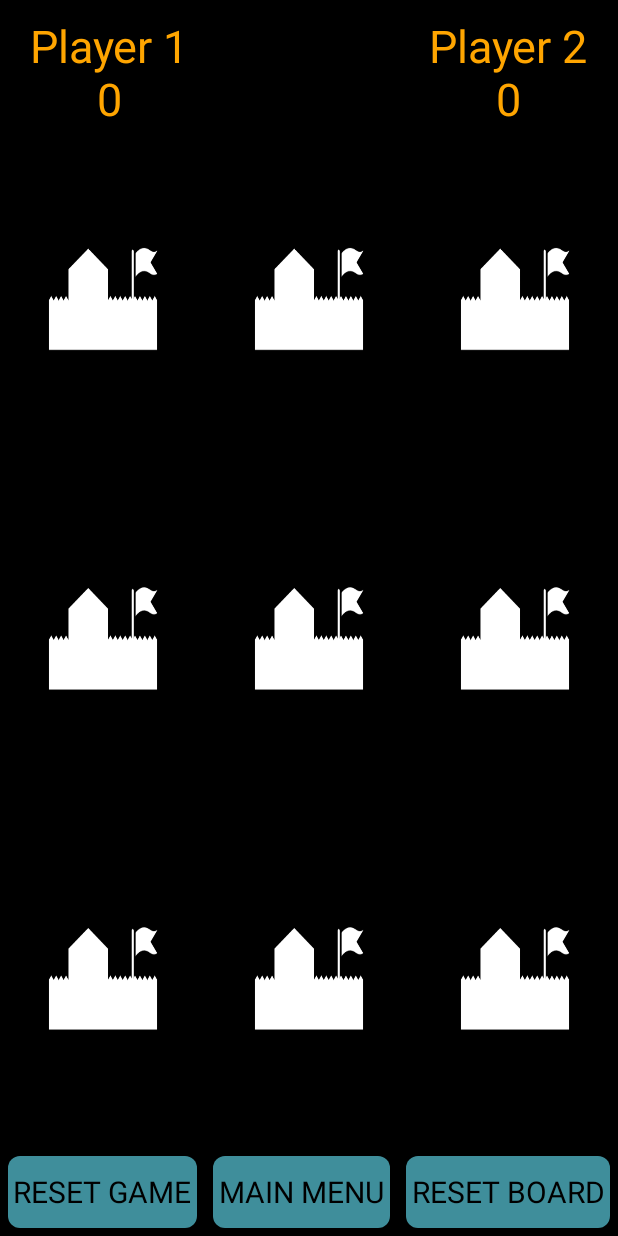
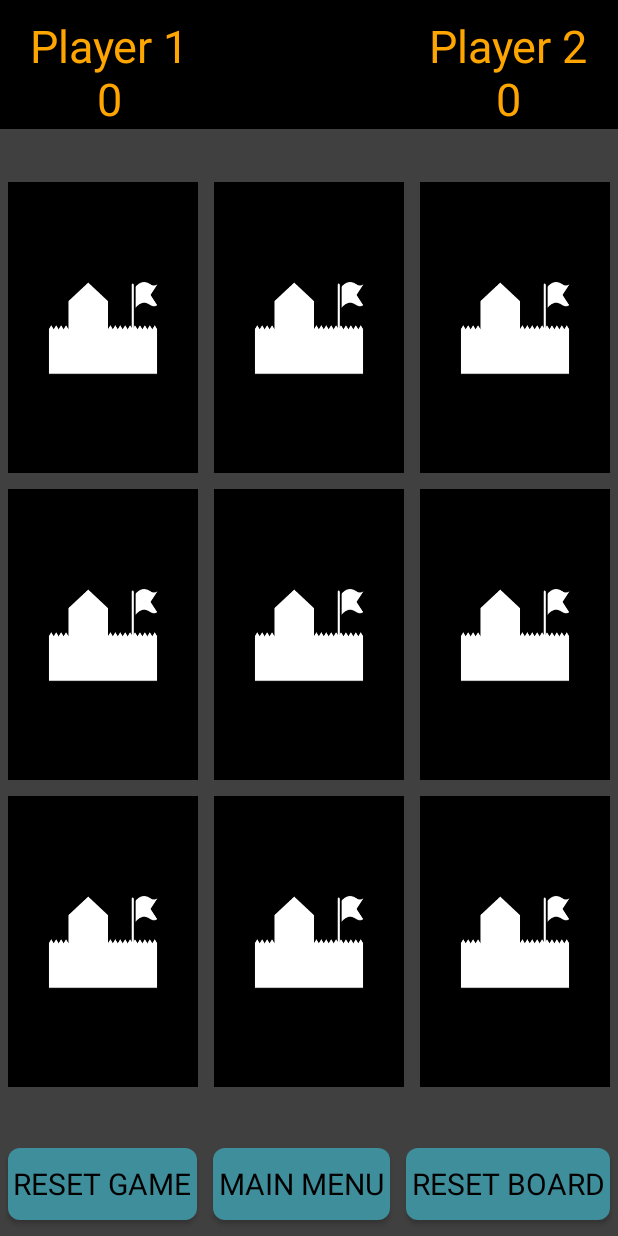
Before and after one commit to Vladeas/TicTacToe_V7, an Android app: the GameActivity screen opened directly, with no data from a screen before it, on a phone screen of 412 x 824 dp. Run offline under Robolectric (Android 15) with nearby library versions, the phone set to English and light mode, and no system bars.

Commit message:
0.0.4
more G.A.

```diff
--- a/app/src/main/java/com/example/tictactoe_v7/GameActivity.java
+++ b/app/src/main/java/com/example/tictactoe_v7/GameActivity.java
@@ -1,14 +1,77 @@
 package com.example.tictactoe_v7;
 
+import androidx.annotation.NonNull;
 import androidx.appcompat.app.AppCompatActivity;
 
+import android.content.pm.ActivityInfo;
+import android.graphics.Color;
+import android.graphics.Typeface;
 import android.os.Bundle;
+import android.view.View;
+import android.widget.Button;
+import android.widget.ImageButton;
+import android.widget.RelativeLayout;
+import android.widget.TextView;
+import android.widget.Toast;
 
-public class GameActivity extends AppCompatActivity {
+import static java.lang.Double.*;
 
+
+
+public class GameActivity extends AppCompatActivity implements View.OnClickListener {
+
+    private int boardLength = 3;
+    private int moveCount, roundCountPlayerOne, roundCountPlayerTwo, playerOnePoints, playerTwoPoints;
+    private boolean playerOneTurn = true;
+    private TextView textViewPlayerOne;
+    private TextView textViewPlayerTwo;
+    private ImageButton[][] imageButtons = new ImageButton[boardLength][boardLength];
+    boolean popUpVisible = false;
+
+    /*
+        - initialize the Used Views (by Id)
+        - set on clickListener for each ImageButton(From which the board is composed)
+        - set on clickListener for the two[2] reset Buttons(From which the board is composed)
+     */
     @Override
     protected void onCreate(Bundle savedInstanceState) {
         super.onCreate(savedInstanceState);
         setContentView(R.layout.activity_game);
+        this.setRequestedOrientation(ActivityInfo.SCREEN_ORIENTATION_PORTRAIT);
+
+
+
+        textViewPlayerOne = findViewById(R.id.textViewPlayerOne);
+        textViewPlayerTwo = findViewById(R.id.textViewPlayerTwo);
+
+        configureButtons();
+
     }
+
+    private void configureButtons(){
+        Button buttonMainMenu = findViewById(R.id.buttonMainMenu);
+        Button buttonResetGame = findViewById(R.id.buttonResetGame);
+        Button buttonResetBoard = findViewById(R.id.buttonResetBoard);
+
+        buttonMainMenu.setOnClickListener(this);
+        buttonResetGame.setOnClickListener(this);
+        buttonResetBoard.setOnClickListener(this);
+    }
+
+    @Override
+    public void onClick(View v){
+        switch (v.getId()){
+            case R.id.buttonMainMenu:
+                finish();
+                break;
+            case R.id.buttonResetGame:
+                break;
+            case R.id.buttonResetBoard:
+                break;
+            default:
+                break;
+        }
+    }
+
+
 }
--- a/app/src/main/res/layout/activity_game.xml
+++ b/app/src/main/res/layout/activity_game.xml
@@ -7,16 +7,17 @@
     tools:context=".GameActivity">
 
     <LinearLayout
+        style="@style/LinearLayoutGameBoard"
         android:layout_width="match_parent"
         android:layout_height="match_parent"
-        android:orientation="vertical"
-        android:background="@color/colorBlack">
+        android:orientation="vertical">
 
 
 
         <RelativeLayout
             android:layout_width="match_parent"
             android:layout_height="wrap_content"
+            android:layout_marginBottom="30dp"
             android:background="@color/colorBlack">
 
             <TextView
@@ -30,8 +31,6 @@
                 android:textColor="@color/colorOrange"
                 android:textAlignment="center"
                 android:freezesText="true"/>
-
-
 
             <TextView
                 android:id="@+id/textViewPlayerTwo"
@@ -48,155 +47,119 @@
         </RelativeLayout>
 
         <LinearLayout
+            style="@style/LinearLayoutGameBoard"
             android:layout_width="match_parent"
             android:layout_height="0dp"
-            android:layout_weight="1"
-            android:background="@color/colorBlack">
+            android:layout_weight="1">
 
             <ImageButton
+                style="@style/ImageButtonGameStyle"
                 android:id="@+id/imageButton00"
-                android:tag=""
                 android:layout_width="0dp"
                 android:layout_height="match_parent"
-                android:layout_weight="1"
-                android:scaleType="centerInside"
-                android:layout_margin="5dp"
-                android:freezesText="true"
-                android:adjustViewBounds="true"
-                android:background="@drawable/fort_512px_white"/>
+                android:layout_weight="1"/>
 
             <ImageButton
+                style="@style/ImageButtonGameStyle"
                 android:id="@+id/imageButton01"
-                android:tag=""
                 android:layout_width="0dp"
                 android:layout_height="match_parent"
-                android:layout_weight="1"
-                android:scaleType="centerInside"
-                android:layout_margin="5dp"
-                android:freezesText="true"
-                android:background="@drawable/fort_512px_white"/>
+                android:layout_weight="1"/>
 
             <ImageButton
+                style="@style/ImageButtonGameStyle"
                 android:id="@+id/imageButton02"
-                android:tag=""
                 android:layout_width="0dp"
                 android:layout_height="match_parent"
-                android:layout_weight="1"
-                android:scaleType="centerInside"
-                android:layout_margin="5dp"
-                android:freezesText="true"
-                android:background="@drawable/fort_512px_white"/>
+                android:layout_weight="1"/>
         </LinearLayout>
 
         <LinearLayout
+            style="@style/LinearLayoutGameBoard"
             android:layout_width="match_parent"
             android:layout_height="0dp"
-            android:layout_weight="1"
-            android:background="@color/colorBlack">
+            android:layout_weight="1">
 
             <ImageButton
+                style="@style/ImageButtonGameStyle"
                 android:id="@+id/imageButton10"
-                android:tag=""
                 android:layout_width="0dp"
                 android:layout_height="match_parent"
-                android:layout_weight="1"
-                android:scaleType="centerInside"
-                android:layout_margin="5dp"
-                android:freezesText="true"
-                android:background="@drawable/fort_512px_white"/>
+                android:layout_weight="1"/>
 
             <ImageButton
+                style="@style/ImageButtonGameStyle"
                 android:id="@+id/imageButton11"
-                android:tag=""
                 android:layout_width="0dp"
                 android:layout_height="match_parent"
-                android:layout_weight="1"
-                android:scaleType="centerInside"
-                android:layout_margin="5dp"
-                android:freezesText="true"
-                android:background="@drawable/fort_512px_white"/>
+                android:layout_weight="1"/>
 
             <ImageButton
+                style="@style/ImageButtonGameStyle"
                 android:id="@+id/imageButton12"
-                android:tag=""
                 android:layout_width="0dp"
                 android:layout_height="match_parent"
-                android:layout_weight="1"
-                android:scaleType="centerInside"
-                android:layout_margin="5dp"
-                android:freezesText="true"
-                android:background="@drawable/fort_512px_white"/>
+                android:layout_weight="1"/>
         </LinearLayout>
 
         <LinearLayout
+            style="@style/LinearLayoutGameBoard"
             android:layout_width="match_parent"
             android:layout_height="0dp"
-            android:layout_weight="1"
-            android:background="@color/colorBlack">
+            android:layout_weight="1">
 
             <ImageButton
+                style="@style/ImageButtonGameStyle"
                 android:id="@+id/imageButton20"
                 android:layout_width="0dp"
                 android:layout_height="match_parent"
-                android:layout_margin="5dp"
-                android:layout_weight="1"
-                android:background="@drawable/fort_512px_white"
-                android:freezesText="true"
-                android:scaleType="centerInside"
-                android:tag="" />
+                android:layout_weight="1"/>
 
             <ImageButton
+                style="@style/ImageButtonGameStyle"
                 android:id="@+id/imageButton21"
                 android:layout_width="0dp"
                 android:layout_height="match_parent"
-                android:layout_margin="5dp"
-                android:layout_weight="1"
-                android:background="@drawable/fort_512px_white"
-                android:freezesText="true"
-                android:scaleType="centerInside"
-                android:tag="" />
+                android:layout_weight="1"/>
 
             <ImageButton
-                style="@style/ImageButtonGameBoard"
+                style="@style/ImageButtonGameStyle"
                 android:id="@+id/imageButton22"
                 android:layout_width="0dp"
                 android:layout_height="match_parent"
-                android:layout_weight="1"
-                android:freezesText="true"
-                android:scaleType="centerInside"
-                android:tag="" />
+                android:layout_weight="1"/>
         </LinearLayout>
 
         <LinearLayout
+            style="@style/LinearLayoutGameBoard"
             android:layout_width="match_parent"
             android:layout_height="wrap_content"
-            android:orientation="horizontal">
+            android:orientation="horizontal"
+            android:layout_marginTop="30dp"
+            android:layout_marginBottom="5dp">
 
             <Button
-                style="@style/ButtonStyle"
+                style="@style/SecondaryButtonStyle"
                 android:id="@+id/buttonResetGame"
                 android:layout_width="wrap_content"
                 android:layout_height="wrap_content"
                 android:layout_weight="1"
-                android:textSize="20sp"
                 android:text="Reset Game"/>
 
             <Button
-                style="@style/ButtonStyle"
+                style="@style/SecondaryButtonStyle"
                 android:id="@+id/buttonMainMenu"
                 android:layout_width="wrap_content"
                 android:layout_height="wrap_content"
                 android:layout_weight="1"
-                android:textSize="20sp"
                 android:text="Main Menu"/>
 
             <Button
-                style="@style/ButtonStyle"
+                style="@style/SecondaryButtonStyle"
                 android:id="@+id/buttonResetBoard"
                 android:layout_width="wrap_content"
                 android:layout_height="wrap_content"
                 android:layout_weight="1"
-                android:textSize="20sp"
                 android:text="Reset Board"/>
 
         </LinearLayout>
--- a/app/src/main/res/values/colors.xml
+++ b/app/src/main/res/values/colors.xml
@@ -12,6 +12,6 @@
     <color name="transparent">#0000</color>
     <color name="translucent">#BF000000</color>
     <color name="colorGrey">#808080</color>
-    <color name="colorDarkGrey">#A9A9A9</color>
+    <color name="colorDarkGrey">#404040</color>
     <color name="colorBlueIsh">#3F8E9B</color>
 </resources>
--- a/app/src/main/res/values/styles.xml
+++ b/app/src/main/res/values/styles.xml
@@ -28,12 +28,18 @@
     </style>
 
     <style name="SecondaryButtonStyle" parent="ButtonStyle">
-        <item name="android:textSize">30sp</item>
+        <item name="android:textSize">20sp</item>
     </style>
 
-    <style name="ImageButtonGameBoard" parent="TextAppearance.AppCompat">
-        <item name="android:background">@drawable/fort_512px_white</item>
+    <style name="ImageButtonGameStyle" parent="TextAppearance.AppCompat">
+        <item name="android:background">@drawable/fort_512px_white_back</item>
+        <item name="android:colorBackground">@color/colorBlack</item>
         <item name="android:layout_margin">5dp</item>
+        <item name="android:tag">""</item>
+    </style>
+
+    <style name="LinearLayoutGameBoard" parent="TextAppearance.AppCompat">
+        <item name="android:background">@color/colorDarkGrey</item>
     </style>
 
 </resources>
```
Also changed, not shown: app/src/main/res/drawable/fort_512px_white_back.png (added).
